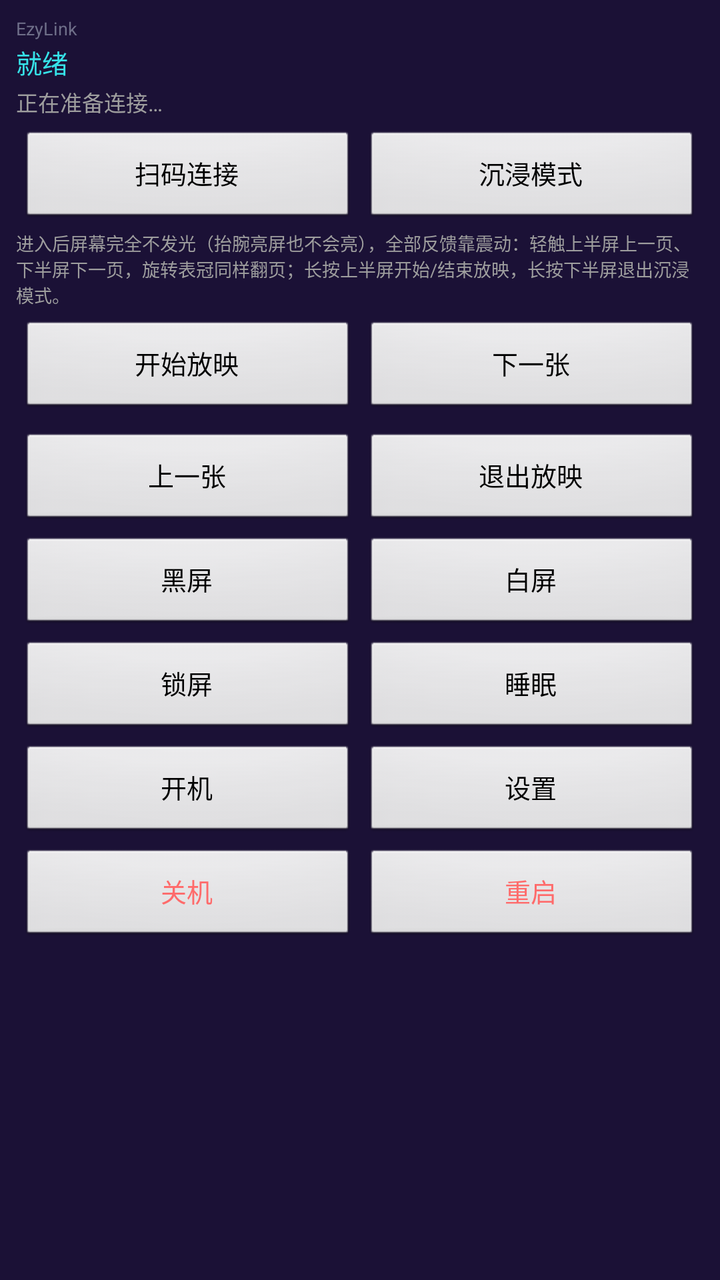
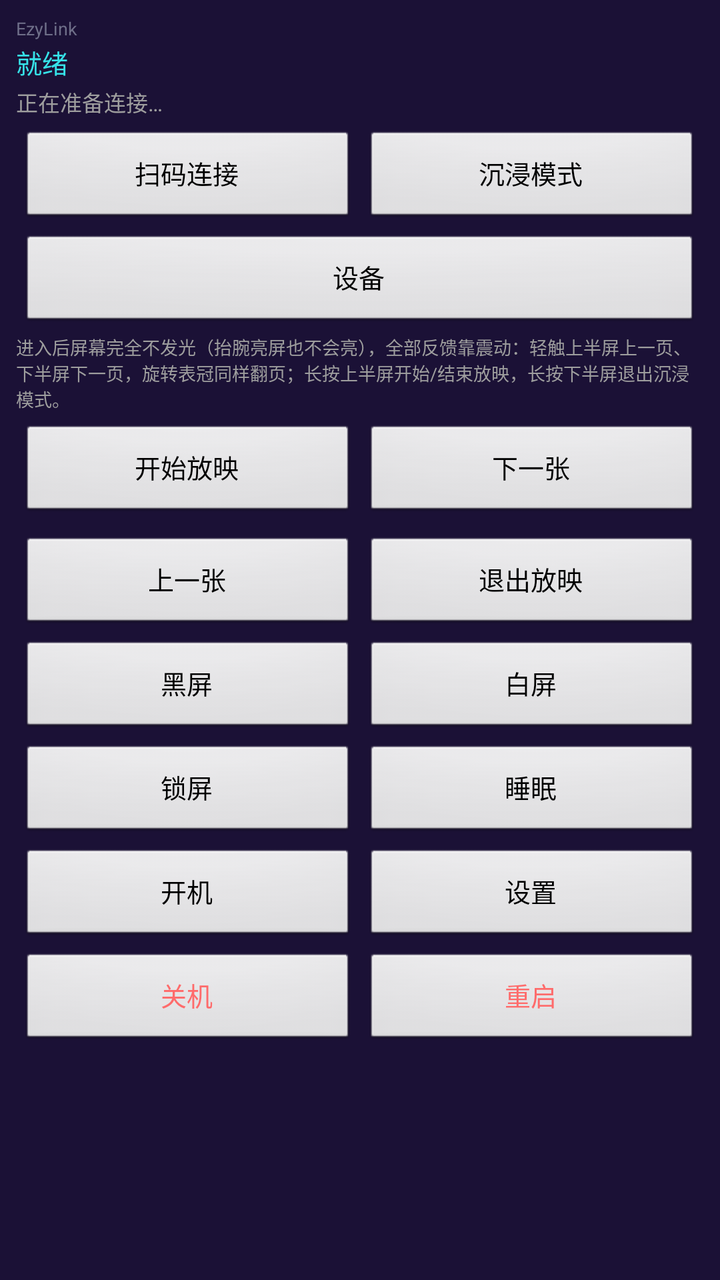

An Android layout rendered at two revisions. The XML below is the earlier revision; the diff shows what the commit changed to produce the second picture.
<!-- AndroidManifest.xml: application theme AppTheme -->
<!-- res/layout/activity_main.xml -->
<?xml version="1.0" encoding="utf-8"?>
<ScrollView xmlns:android="http://schemas.android.com/apk/res/android"
    android:layout_width="match_parent" android:layout_height="match_parent">
    <LinearLayout android:orientation="vertical"
        android:layout_width="match_parent" android:layout_height="wrap_content"
        android:padding="@dimen/scr_pad" android:gravity="center_horizontal">
        <TextView android:text="@string/app_name_en" android:textSize="9sp"
            android:textColor="#6E6E88" android:layout_marginBottom="1dp"
            android:layout_width="match_parent" android:layout_height="wrap_content"/>
        <TextView android:id="@+id/status" android:text="@string/status_ready"
            android:textSize="13sp" android:textColor="#36E2E8"
            android:layout_marginBottom="2dp"
            android:layout_width="match_parent" android:layout_height="wrap_content"/>
        <TextView android:id="@+id/connState" android:text="@string/conn_idle"
            android:textSize="11sp" android:textColor="#9E9E9E"
            android:layout_marginBottom="4dp"
            android:layout_width="match_parent" android:layout_height="wrap_content"/>
        <LinearLayout android:orientation="horizontal" android:layout_width="match_parent" android:layout_height="wrap_content">
            <Button android:id="@+id/btnScan" style="@style/Btn" android:text="@string/scan_connect"/>
            <Button android:id="@+id/btnImmersion" style="@style/Btn" android:text="@string/immersion_title"/>
        </LinearLayout>
        <TextView android:id="@+id/immersionHintMain" android:text="@string/immersion_help"
            android:textSize="9sp" android:textColor="#9E9E9E"
            android:layout_marginBottom="4dp"
            android:layout_width="match_parent" android:layout_height="wrap_content"/>
        <LinearLayout android:orientation="horizontal" android:layout_width="match_parent"
            android:layout_marginBottom="4dp" android:layout_height="wrap_content">
            <Button android:id="@+id/btnStart" style="@style/Btn" android:text="开始放映"/>
            <Button android:id="@+id/btnNext" style="@style/Btn" android:text="下一张"/>
        </LinearLayout>
        <LinearLayout android:orientation="horizontal" android:layout_width="match_parent" android:layout_height="wrap_content">
            <Button android:id="@+id/btnPrev" style="@style/Btn" android:text="上一张"/>
            <Button android:id="@+id/btnExit" style="@style/Btn" android:text="退出放映"/>
        </LinearLayout>
        <LinearLayout android:orientation="horizontal" android:layout_width="match_parent" android:layout_height="wrap_content">
            <Button android:id="@+id/btnBlack" style="@style/Btn" android:text="黑屏"/>
            <Button android:id="@+id/btnWhite" style="@style/Btn" android:text="白屏"/>
        </LinearLayout>
        <LinearLayout android:orientation="horizontal" android:layout_width="match_parent" android:layout_height="wrap_content">
            <Button android:id="@+id/btnLock" style="@style/Btn" android:text="锁屏"/>
            <Button android:id="@+id/btnSleep" style="@style/Btn" android:text="睡眠"/>
        </LinearLayout>
        <LinearLayout android:orientation="horizontal" android:layout_width="match_parent" android:layout_height="wrap_content">
            <Button android:id="@+id/btnWol" style="@style/Btn" android:text="开机"/>
            <Button android:id="@+id/btnSettings" style="@style/Btn" android:text="设置"/>
        </LinearLayout>
        <LinearLayout android:orientation="horizontal" android:layout_width="match_parent" android:layout_height="wrap_content">
            <Button android:id="@+id/btnShutdown" style="@style/BtnDanger" android:text="关机"/>
            <Button android:id="@+id/btnRestart" style="@style/BtnDanger" android:text="重启"/>
        </LinearLayout>
    </LinearLayout>
</ScrollView>
<!-- resources referenced by this layout -->
<resources>
  <dimen name="scr_pad">8dp</dimen>
  <string name="app_name_en">EzyLink</string>
  <string name="conn_idle">正在准备连接…</string>
  <string name="immersion_help">进入后屏幕完全不发光（抬腕亮屏也不会亮），全部反馈靠震动：轻触上半屏上一页、下半屏下一页，旋转表冠同样翻页；长按上半屏开始/结束放映，长按下半屏退出沉浸模式。</string>
  <string name="immersion_title">沉浸模式</string>
  <string name="scan_connect">扫码连接</string>
  <string name="status_ready">就绪</string>
  <style name="Btn" parent="@android:style/Widget.Button">
          <item name="android:layout_width">0dp</item>
          <item name="android:layout_height">wrap_content</item>
          <item name="android:layout_weight">1</item>
          <item name="android:minHeight">@dimen/btn_minh</item>
          <item name="android:textSize">@dimen/btn_text</item>
          <item name="android:layout_margin">2dp</item>
      </style>
  <style name="BtnDanger" parent="@style/Btn">
          <item name="android:textColor">#FF6B6B</item>
      </style>
  <style name="AppTheme" parent="@android:style/Theme.DeviceDefault.NoActionBar">
          <item name="android:windowBackground">#1b1136</item>
      </style>
  <dimen name="btn_minh">42dp</dimen>
  <dimen name="btn_text">13sp</dimen>
</resources>

<!-- the commit's change to res/layout/activity_main.xml (unified diff, before → after) -->
@@ -1,5 +1,6 @@
 <?xml version="1.0" encoding="utf-8"?>
 <ScrollView xmlns:android="http://schemas.android.com/apk/res/android"
+    android:id="@+id/scroll"
     android:layout_width="match_parent" android:layout_height="match_parent">
     <LinearLayout android:orientation="vertical"
         android:layout_width="match_parent" android:layout_height="wrap_content"
@@ -18,6 +19,9 @@
         <LinearLayout android:orientation="horizontal" android:layout_width="match_parent" android:layout_height="wrap_content">
             <Button android:id="@+id/btnScan" style="@style/Btn" android:text="@string/scan_connect"/>
             <Button android:id="@+id/btnImmersion" style="@style/Btn" android:text="@string/immersion_title"/>
+        </LinearLayout>
+        <LinearLayout android:orientation="horizontal" android:layout_width="match_parent" android:layout_height="wrap_content">
+            <Button android:id="@+id/btnDevices" style="@style/Btn" android:text="@string/devices_title"/>
         </LinearLayout>
         <TextView android:id="@+id/immersionHintMain" android:text="@string/immersion_help"
             android:textSize="9sp" android:textColor="#9E9E9E"
<!-- resource entries referenced after the edit -->
@@ -3,6 +3,7 @@
   <dimen name="scr_pad">8dp</dimen>
   <string name="app_name_en">EzyLink</string>
   <string name="conn_idle">正在准备连接…</string>
+  <string name="devices_title">设备</string>
   <string name="immersion_help">进入后屏幕完全不发光（抬腕亮屏也不会亮），全部反馈靠震动：轻触上半屏上一页、下半屏下一页，旋转表冠同样翻页；长按上半屏开始/结束放映，长按下半屏退出沉浸模式。</string>
   <string name="immersion_title">沉浸模式</string>
   <string name="scan_connect">扫码连接</string>
